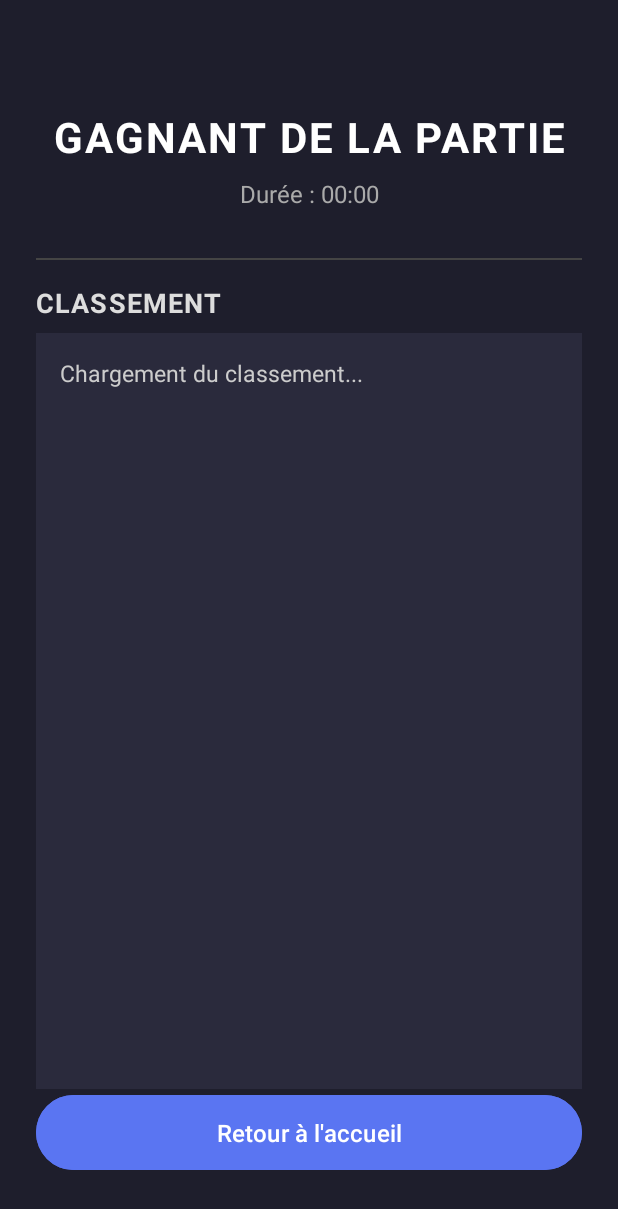
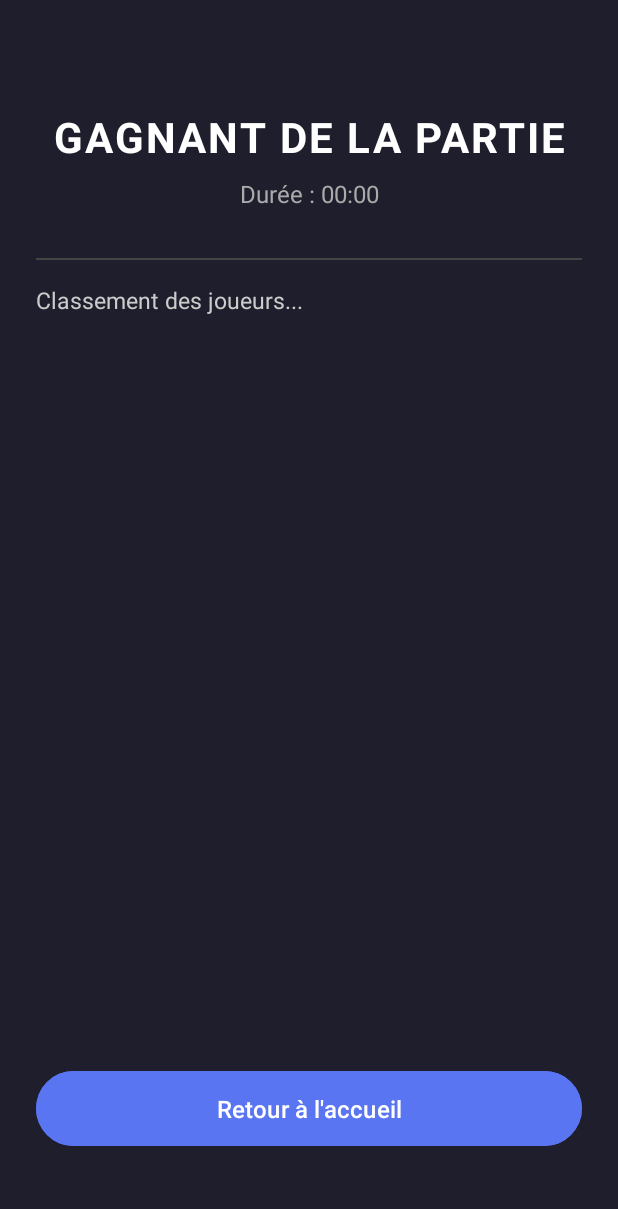
Before and after one commit to AniAzatyan/Challenge-MiniJeu, an Android app: the layout activity_end_game.xml on its own in the app's theme, with its tools: preview values and no code run, on a phone screen of 412 x 824 dp. Shown: the top 1209 px of the screen. Run offline under Robolectric (Android 15) with nearby library versions, the phone set to English and light mode, and no system bars.

Commit message:
Ajutsement de la page de fin de partie

```diff
--- a/app/build.gradle.kts
+++ b/app/build.gradle.kts
@@ -47,6 +47,7 @@ dependencies {
     compileOnly(libs.lombok)
     annotationProcessor(libs.lombok)
 
+    apply(plugin = "com.google.gms.google-services")
     implementation(libs.firebase.firestore)
     implementation(platform(libs.firebase.bom))
     implementation(libs.firebase.analytics)
--- a/app/src/main/AndroidManifest.xml
+++ b/app/src/main/AndroidManifest.xml
@@ -2,6 +2,7 @@
 <manifest xmlns:android="http://schemas.android.com/apk/res/android"
     xmlns:tools="http://schemas.android.com/tools">
     <uses-permission android:name="android.permission.VIBRATE"/>
+    <uses-permission android:name="android.permission.INTERNET"/>
 
     <uses-permission android:name="android.permission.RECORD_AUDIO" />
     <application
@@ -13,7 +14,7 @@
         android:roundIcon="@mipmap/ic_launcher_round"
         android:supportsRtl="true"
         android:theme="@style/Theme.ChallengeMiniJeu"
-        tools:targetApi="31">
+        tools:targetApi="29">
         <activity
             android:name=".MainActivity"
             android:exported="true">
--- a/app/src/main/java/com/example/challengeminijeu/MainActivity.java
+++ b/app/src/main/java/com/example/challengeminijeu/MainActivity.java
@@ -41,9 +41,7 @@ public class MainActivity extends Activity {
     protected void onCreate(Bundle savedInstanceState) {
         super.onCreate(savedInstanceState);
 
-        if (FirebaseApp.getApps(this).isEmpty()) {
-            FirebaseApp.initializeApp(this);
-        }
+        FirebaseApp.initializeApp(this);
 
         getWindow().setFlags(WindowManager.LayoutParams.FLAG_FULLSCREEN,
                 WindowManager.LayoutParams.FLAG_FULLSCREEN);
--- a/app/src/main/java/com/example/challengeminijeu/repositories/RankingRepository.java
+++ b/app/src/main/java/com/example/challengeminijeu/repositories/RankingRepository.java
@@ -20,7 +20,7 @@ public class RankingRepository {
     }
 
     public void addRanking(Ranking ranking, Consumer<Boolean> callback) {
-        rankingCollection.document(ranking.getId()).set(ranking, SetOptions.merge())
+        rankingCollection.add(ranking)
                 .addOnSuccessListener(aVoid -> {
                     Log.d(TAG, "Ranking added : " + ranking.getId());
                     callback.accept(true);
--- a/app/src/main/res/layout/activity_end_game.xml
+++ b/app/src/main/res/layout/activity_end_game.xml
@@ -47,39 +47,18 @@
     <TextView
         android:id="@+id/text_ranking"
         android:layout_width="0dp"
-        android:layout_height="wrap_content"
-        android:text="CLASSEMENT"
-        android:textSize="18sp"
-        android:textStyle="bold"
-        android:textColor="#DDDDDD"
-        android:letterSpacing="0.04"
+        android:layout_height="0dp"
+        android:text="Classement des joueurs..."
+        android:textColor="#CCCCCC"
+        android:textSize="15sp"
+        android:lineSpacingExtra="6dp"
+        android:gravity="start"
+        android:paddingTop="16dp"
+        android:paddingBottom="16dp"
         app:layout_constraintTop_toBottomOf="@id/divider"
-        app:layout_constraintStart_toStartOf="parent"
-        app:layout_constraintEnd_toEndOf="parent"
-        android:layout_marginTop="16dp" />
-
-    <ScrollView
-        android:id="@+id/scroll_ranking"
-        android:layout_width="0dp"
-        android:layout_height="0dp"
-        android:background="#2A2A3C"
-        android:layout_marginTop="8dp"
-        android:padding="16dp"
-        android:clipToPadding="false"
-        app:layout_constraintTop_toBottomOf="@id/text_ranking"
         app:layout_constraintBottom_toTopOf="@id/button_return"
         app:layout_constraintStart_toStartOf="parent"
-        app:layout_constraintEnd_toEndOf="parent">
-
-        <TextView
-            android:id="@+id/ranking_list"
-            android:layout_width="match_parent"
-            android:layout_height="wrap_content"
-            android:text="Chargement du classement..."
-            android:textSize="15sp"
-            android:textColor="#CCCCCC"
-            android:lineSpacingExtra="4dp" />
-    </ScrollView>
+        app:layout_constraintEnd_toEndOf="parent" />
 
     <Button
         android:id="@+id/button_return"
@@ -90,12 +69,12 @@
         android:textSize="16sp"
         android:textColor="#FFFFFF"
         android:backgroundTint="#5A75F2"
-        android:layout_marginTop="24dp"
-        android:layout_marginBottom="16dp"
+        android:elevation="4dp"
+        android:padding="14dp"
+        android:layout_marginTop="16dp"
+        android:layout_marginBottom="32dp"
         app:layout_constraintBottom_toBottomOf="parent"
         app:layout_constraintStart_toStartOf="parent"
-        app:layout_constraintEnd_toEndOf="parent"
-        android:elevation="4dp"
-        android:padding="14dp" />
+        app:layout_constraintEnd_toEndOf="parent" />
 
 </androidx.constraintlayout.widget.ConstraintLayout>
```
Also changed, not shown: app/src/main/java/com/example/challengeminijeu/EndGameActivity.java (+8 -8 lines), app/src/main/java/com/example/challengeminijeu/GameView.java (+16 -12 lines), app/src/main/java/com/example/challengeminijeu/models/Ranking.java (+6 -1 lines).
